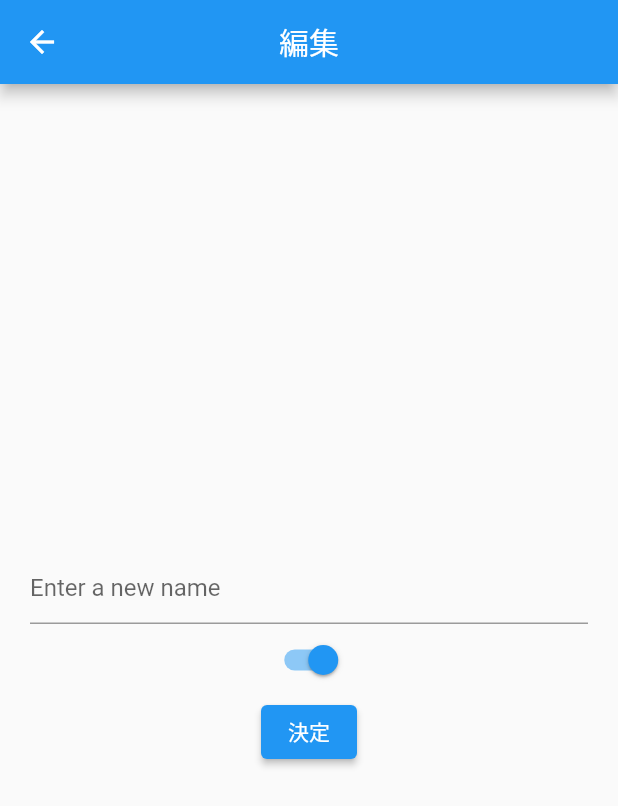
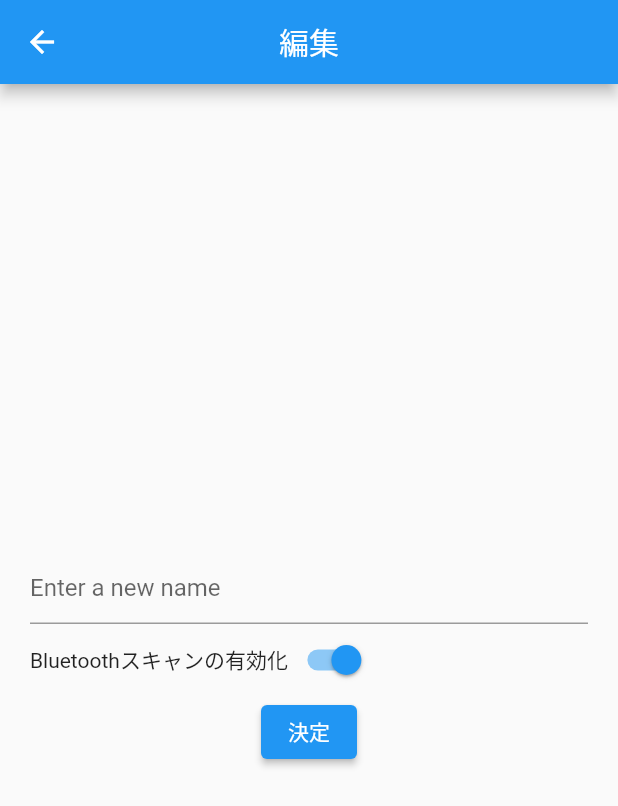
Before and after one commit to Yamasaki-pan961/look_teacher, a Flutter app: the EditTeacherProfile screen opened directly with empty values, on a phone screen of 412 x 824 dp. Shown: the top 806 px of the screen. Run offline on Flutter 3.47's test engine with Material 2 defaults, Android fonts, the phone set to English and light mode, and no system bars; our stand-ins replace awesome_notifications, cloud_firestore, email_validator, firebase_auth, firebase_core, flutter_blue and 4 more; accounts and stored records are empty.

Commit message:
スイッチの説明と前画面に戻る動作を追加した

```diff
--- a/lib/screen/edit_teacher_profile.dart
+++ b/lib/screen/edit_teacher_profile.dart
@@ -1,3 +1,5 @@
+import 'dart:js';
+
 import 'package:flutter/material.dart';
 import 'package:flutter_hooks/flutter_hooks.dart';
 import 'package:look_teacher/api/teacher/edit_teacher_profile.dart';
@@ -27,11 +29,16 @@ class EditTeacherProfile extends HookWidget {
             },
             decoration: const InputDecoration(hintText: 'Enter a new name'),
           ),
-          Switch(
-            onChanged: (bool value) {
-              isBluetoothState.value = value;
-            },
-            value: isBluetoothState.value,
+          Row(
+            children: [
+              const Text('Bluetoothスキャンの有効化'),
+              Switch(
+                onChanged: (bool value) {
+                  isBluetoothState.value = value;
+                },
+                value: isBluetoothState.value,
+              ),
+            ],
           ),
           ElevatedButton(
               onPressed: () {
@@ -39,6 +46,7 @@ class EditTeacherProfile extends HookWidget {
                     newTeacherProfile: teacher.copyWith(
                         name: inputState.value,
                         isEnableBluetooth: isBluetoothState.value));
+              Navigator.of(context).pop();
               },
               child: const Text('決定'))
         ])),
```
